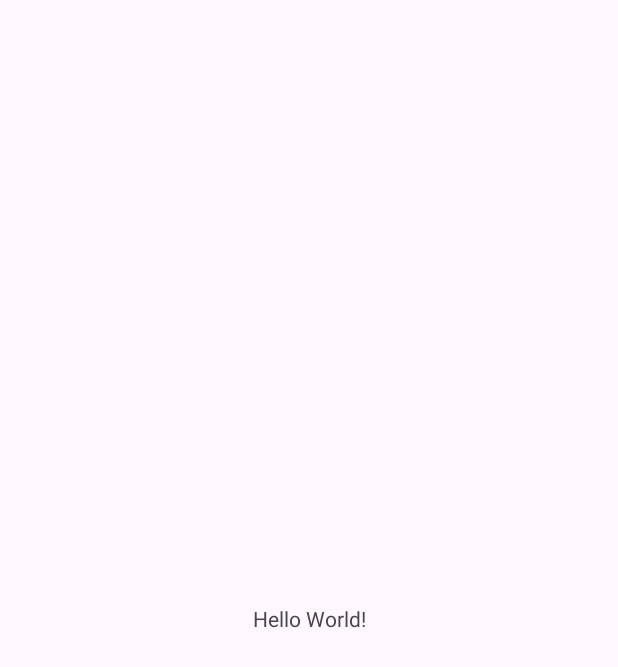
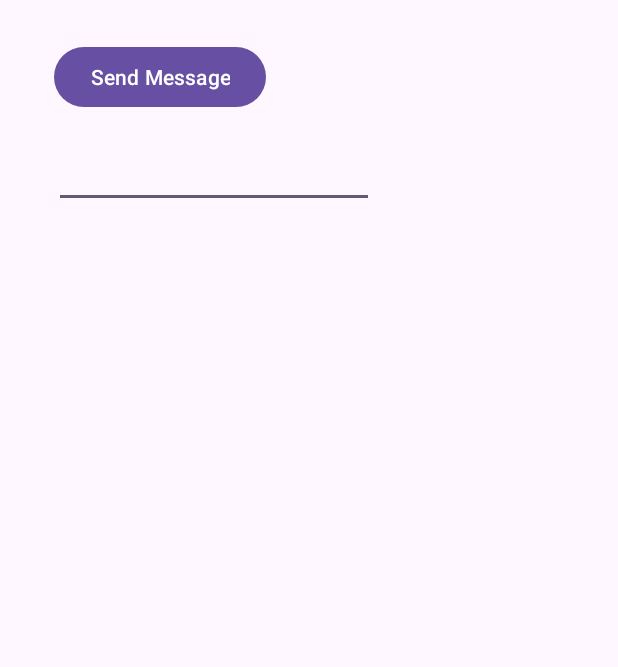
Before and after one commit to ArmanRuhit/Head-First-Android, an Android app: the screen it shows after launch (MainActivity before the commit, CreateMessageActivity after it), on a phone screen of 412 x 824 dp. Before the commit the part shown is almost empty. Shown: the top 667 px of the screen. Run offline under Robolectric (Android 15) with nearby library versions, the phone set to English and light mode, and no system bars.

Commit message:
Multiple activities

```diff
--- a/MultpleActivities/app/src/main/AndroidManifest.xml
+++ b/MultpleActivities/app/src/main/AndroidManifest.xml
@@ -13,7 +13,10 @@
         android:theme="@style/Theme.MultpleActivities"
         tools:targetApi="31">
         <activity
-            android:name=".MainActivity"
+            android:name=".RecieveMessageActivity"
+            android:exported="false" />
+        <activity
+            android:name=".CreateMessageActivity"
             android:exported="true">
             <intent-filter>
                 <action android:name="android.intent.action.MAIN" />
--- /dev/null
+++ b/MultpleActivities/app/src/main/java/com/example/multpleactivities/CreateMessageActivity.java
@@ -0,0 +1,29 @@
+package com.example.multpleactivities;
+
+import androidx.appcompat.app.AppCompatActivity;
+
+import android.content.Intent;
+import android.os.Bundle;
+import android.view.View;
+import android.widget.Button;
+
+public class CreateMessageActivity extends AppCompatActivity {
+
+    private Button sendMessageButton;
+
+    @Override
+    protected void onCreate(Bundle savedInstanceState) {
+        super.onCreate(savedInstanceState);
+        setContentView(R.layout.activity_create_message);
+        sendMessageButton = findViewById(R.id.send);
+
+        //Add onClickListern on sendMessageButton
+        sendMessageButton.setOnClickListener(new View.OnClickListener() {
+            @Override
+            public void onClick(View view) {
+                Intent intent = new Intent(CreateMessageActivity.this, RecieveMessageActivity.class);
+                startActivity(intent);
+            }
+        });
+    }
+}
--- a/MultpleActivities/app/src/main/java/com/example/multpleactivities/MainActivity.java
+++ b/MultpleActivities/app/src/main/java/com/example/multpleactivities/RecieveMessageActivity.java
@@ -4,11 +4,11 @@ import androidx.appcompat.app.AppCompatActivity;
 
 import android.os.Bundle;
 
-public class MainActivity extends AppCompatActivity {
+public class RecieveMessageActivity extends AppCompatActivity {
 
     @Override
     protected void onCreate(Bundle savedInstanceState) {
         super.onCreate(savedInstanceState);
-        setContentView(R.layout.activity_main);
+        setContentView(R.layout.activity_recieve_message);
     }
 }
--- /dev/null
+++ b/MultpleActivities/app/src/main/res/layout/activity_create_message.xml
@@ -0,0 +1,31 @@
+<?xml version="1.0" encoding="utf-8"?>
+<RelativeLayout xmlns:android="http://schemas.android.com/apk/res/android"
+    xmlns:app="http://schemas.android.com/apk/res-auto"
+    xmlns:tools="http://schemas.android.com/tools"
+    android:layout_width="match_parent"
+    android:layout_height="match_parent"
+    tools:context=".CreateMessageActivity">
+
+    <Button
+        android:id="@+id/send"
+        android:layout_width="wrap_content"
+        android:layout_height="wrap_content"
+        android:layout_alignParentLeft="true"
+        android:layout_alignParentTop="true"
+        android:layout_marginLeft="36dp"
+        android:layout_marginTop="27dp"
+        android:text="@string/send"/>
+
+    <EditText
+        android:layout_width="wrap_content"
+        android:layout_height="wrap_content"
+        android:id="@+id/message"
+        android:layout_alignLeft="@+id/send"
+        android:layout_below="@+id/send"
+        android:layout_marginTop="18dp"
+        android:ems="10"
+        />
+
+
+
+</RelativeLayout>
--- a/MultpleActivities/app/src/main/res/layout/activity_main.xml
+++ b/MultpleActivities/app/src/main/res/layout/activity_recieve_message.xml
@@ -4,15 +4,6 @@
     xmlns:tools="http://schemas.android.com/tools"
     android:layout_width="match_parent"
     android:layout_height="match_parent"
-    tools:context=".MainActivity">
-
-    <TextView
-        android:layout_width="wrap_content"
-        android:layout_height="wrap_content"
-        android:text="Hello World!"
-        app:layout_constraintBottom_toBottomOf="parent"
-        app:layout_constraintEnd_toEndOf="parent"
-        app:layout_constraintStart_toStartOf="parent"
-        app:layout_constraintTop_toTopOf="parent" />
+    tools:context=".RecieveMessageActivity">
 
 </androidx.constraintlayout.widget.ConstraintLayout>
--- a/MultpleActivities/app/src/main/res/values/strings.xml
+++ b/MultpleActivities/app/src/main/res/values/strings.xml
@@ -1,3 +1,4 @@
 <resources>
     <string name="app_name">Multple Activities</string>
+    <string name="send">Send Message</string>
 </resources>
```
